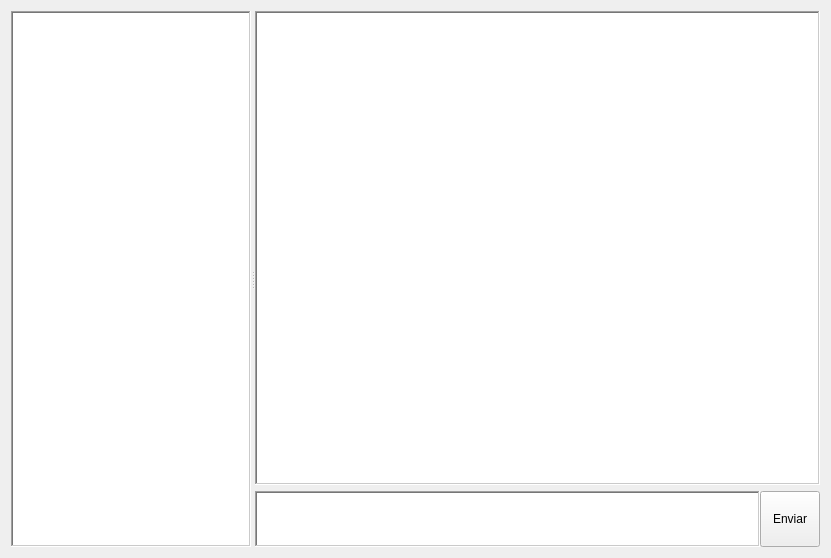
Qt form app/ChatTabWidget.ui (cskab46/SpreadChat) before a commit.
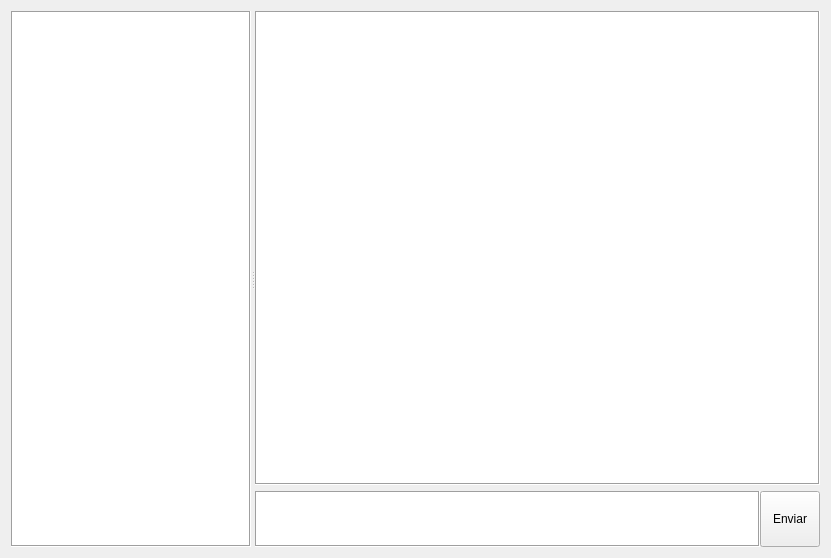
The same form after that commit.

Commit message: Adicionadas bordas mais claras no chat

Diff of the .ui file:
```diff
--- a/app/ChatTabWidget.ui
+++ b/app/ChatTabWidget.ui
@@ -27,10 +27,7 @@
        </size>
       </property>
       <property name="frameShape">
-       <enum>QFrame::WinPanel</enum>
-      </property>
-      <property name="frameShadow">
-       <enum>QFrame::Sunken</enum>
+       <enum>QFrame::Box</enum>
       </property>
      </widget>
      <widget class="QWidget" name="verticalLayoutWidget">
@@ -38,10 +35,7 @@
        <item>
         <widget class="QTextEdit" name="outputLog">
          <property name="frameShape">
-          <enum>QFrame::WinPanel</enum>
-         </property>
-         <property name="frameShadow">
-          <enum>QFrame::Sunken</enum>
+          <enum>QFrame::Box</enum>
          </property>
          <property name="tabChangesFocus">
           <bool>true</bool>
@@ -80,10 +74,7 @@
             </size>
            </property>
            <property name="frameShape">
-            <enum>QFrame::WinPanel</enum>
-           </property>
-           <property name="frameShadow">
-            <enum>QFrame::Sunken</enum>
+            <enum>QFrame::Box</enum>
            </property>
            <property name="tabChangesFocus">
             <bool>true</bool>
```
